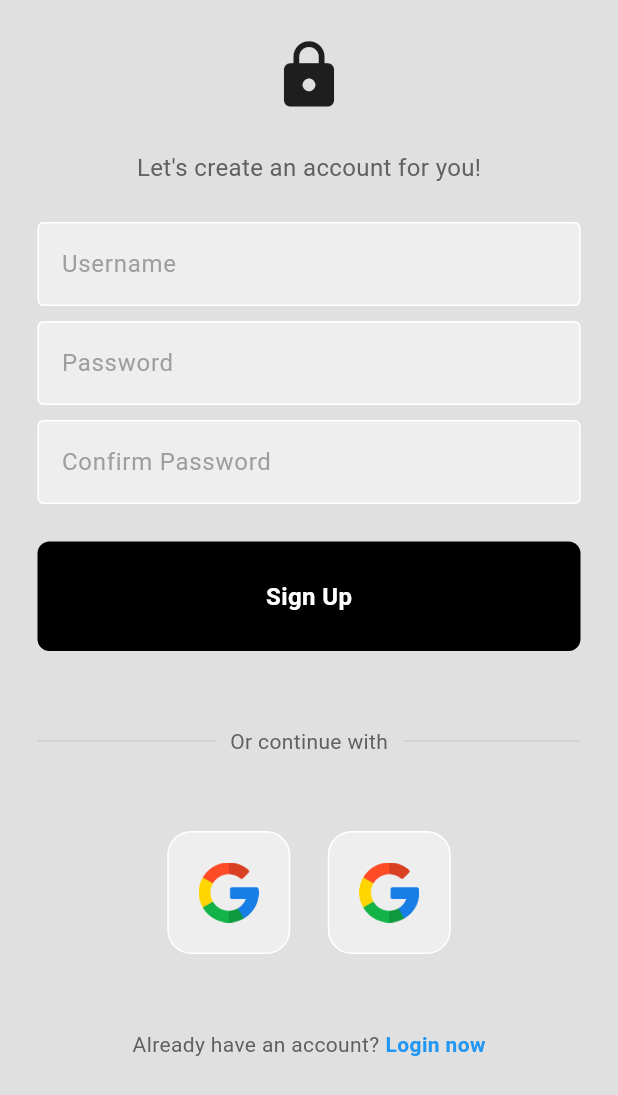
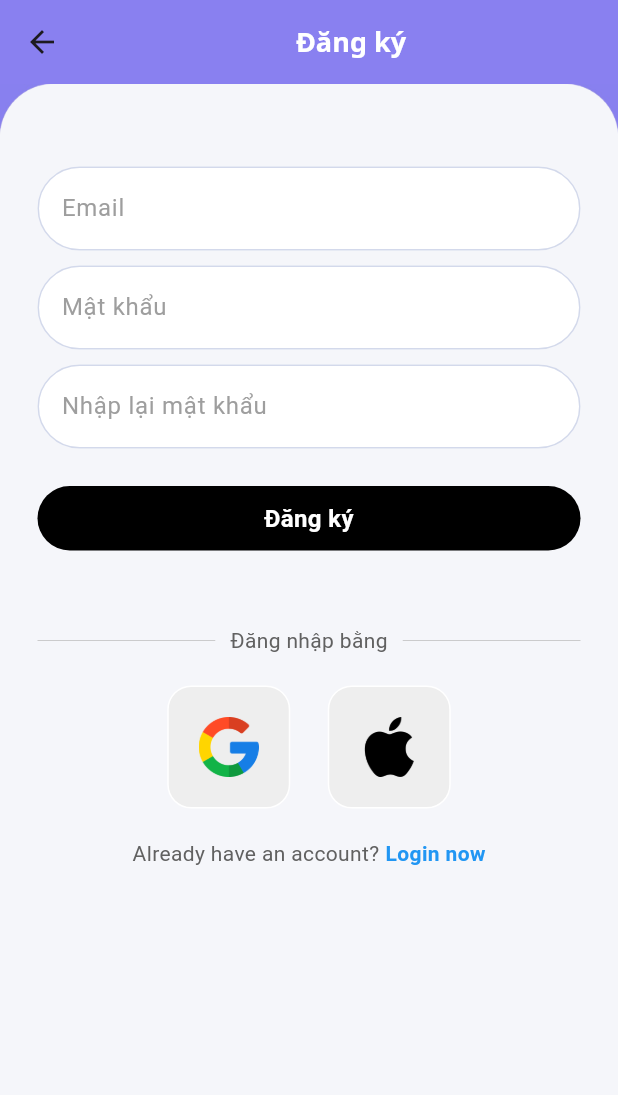
Before and after one commit to LearnJapaneseUET/AndroidFrontend, a Flutter app: the RegisterPage screen opened directly with empty values, on a phone screen of 412 x 824 dp. Shown: the top 1095 px of the screen. Run offline on Flutter 3.47's test engine with Material 3 defaults, Android fonts, the phone set to English and light mode, and no system bars; our stand-ins replace audioplayers, camera, file_picker, firebase_auth, firebase_core, firebase_messaging and 12 more; missing offline and left inert: flutter_sound, mailer; accounts and stored records are empty; network calls fail; Roboto replaces fonts that are missing (Noto Sans).

Commit message:
fix: change ui

```diff
--- a/lib/components/dictionary/nav_bar.dart
+++ b/lib/components/dictionary/nav_bar.dart
@@ -13,7 +13,9 @@ class NavBar extends StatefulWidget {
 class _NavBarState extends State<NavBar> {
   @override
   Widget build(BuildContext context) {
-    return Row(
+    return Padding(
+      padding: const EdgeInsets.symmetric(vertical: 8.0),
+      child: Row(
         children: [
           // Wrap QuickSearchScreen in Expanded to avoid layout issues
           Expanded(
@@ -24,6 +26,7 @@ class _NavBarState extends State<NavBar> {
           const SizedBox(width: 5.0),
           const Icon(Icons.mic, color: Colors.white),
         ],
+      ),
     );
   }
 }
--- a/lib/components/my_button.dart
+++ b/lib/components/my_button.dart
@@ -15,11 +15,11 @@ class MyButton extends StatelessWidget {
     return GestureDetector(
       onTap: onTap,
       child: Container(
-        padding: const EdgeInsets.all(25),
+        padding: const EdgeInsets.all(10),
         margin: const EdgeInsets.symmetric(horizontal: 25),
         decoration: BoxDecoration(
           color: Colors.black,
-          borderRadius: BorderRadius.circular(8),
+          borderRadius: BorderRadius.circular(30.0),
         ),
         child: Center(
           child: Text(
--- a/lib/components/my_textfield.dart
+++ b/lib/components/my_textfield.dart
@@ -20,16 +20,21 @@ class MyTextField extends StatelessWidget {
         controller: controller,
         obscureText: obscureText,
         decoration: InputDecoration(
-            enabledBorder: const OutlineInputBorder(
-              borderSide: BorderSide(color: Colors.white),
-            ),
-            focusedBorder: OutlineInputBorder(
-              borderSide: BorderSide(color: Colors.grey.shade400),
-            ),
-            fillColor: Colors.grey.shade200,
-            filled: true,
-            hintText: hintText,
-            hintStyle: TextStyle(color: Colors.grey[500])),
+          // Border when not focused
+          enabledBorder: const OutlineInputBorder(
+            borderRadius: BorderRadius.all(Radius.circular(30.0)),
+            borderSide: BorderSide(color: Color(0xFFD3D9EB)), // Viền khi không focus
+          ),
+          // Border when focused
+          focusedBorder: const OutlineInputBorder(
+            borderRadius: BorderRadius.all(Radius.circular(30.0)),
+            borderSide: BorderSide(color: Color(0xFFD3D9EB)), // Viền khi focus
+          ),
+          fillColor: Colors.white,
+          filled: true,
+          hintText: hintText,
+          hintStyle: TextStyle(color: Colors.grey[500]),
+        ),
       ),
     );
   }
--- a/lib/pages/login_page.dart
+++ b/lib/pages/login_page.dart
@@ -65,38 +65,56 @@ class _LoginPageState extends State<LoginPage> {
   @override
   Widget build(BuildContext context) {
     return Scaffold(
-      backgroundColor: Colors.grey[300],
+      appBar: AppBar(
+        backgroundColor: const Color(0xFF8980F0),
+        title: const Center(
+          child: Text(
+                "Đăng nhập",
+                style: TextStyle(
+                  fontSize: 18,
+                  fontFamily: 'Noto Sans',
+                  fontWeight: FontWeight.w700,
+                  color: Colors.white,
+                ),
+              ),
+        ),
+      ),
+      backgroundColor:  const Color(0xFFF5F6FA),
       body: SafeArea(
         child: SingleChildScrollView(
+          child: Stack(
+            children: [
+              // Add the container with the image at the top
+              Container(
+                decoration: const BoxDecoration(
+                  image: DecorationImage(
+                    image: AssetImage('assets/images/appbar.png'),
+                    fit: BoxFit.fitWidth,
+                    alignment: Alignment.topCenter,
+                  ),
+                ),
+                height: 200, // Adjust the height of the image container
+              ),
+              // Main content will be placed under the image container
+              Padding(
+                padding: const EdgeInsets.only(top: 30), // Add padding to avoid overlap
                 child: Center(
                   child: Column(
                     mainAxisAlignment: MainAxisAlignment.center,
                     children: [
-                const SizedBox(height: 50),
-
-                // logo
-                const Icon(
-                  Icons.lock,
-                  size: 100,
-                ),
-
-                const SizedBox(height: 50),
-
-                // welcome back, you've been missed!
                       Text(
-                  'Welcome back you\'ve been missed!',
+                        'Chào mừng bạn quay trở lại',
                         style: TextStyle(
                           color: Colors.grey[700],
                           fontSize: 16,
                         ),
                       ),
-
                       const SizedBox(height: 25),
 
                       // username textfield
                       MyTextField(
                         controller: emailController,
-                  hintText: 'Username',
+                        hintText: 'Email',
                         obscureText: false,
                       ),
 
@@ -105,7 +123,7 @@ class _LoginPageState extends State<LoginPage> {
                       // password textfield
                       MyTextField(
                         controller: passwordController,
-                  hintText: 'Password',
+                        hintText: 'Mật khẩu',
                         obscureText: true,
                       ),
 
@@ -118,7 +136,7 @@ class _LoginPageState extends State<LoginPage> {
                           mainAxisAlignment: MainAxisAlignment.end,
                           children: [
                             Text(
-                        'Forgot Password?',
+                              'Quên mật khẩu?',
                               style: TextStyle(color: Colors.grey[600]),
                             ),
                           ],
@@ -129,7 +147,7 @@ class _LoginPageState extends State<LoginPage> {
 
                       // sign in button
                       MyButton(
-                  text: "Sign In",
+                        text: "Đăng nhập",
                         onTap: signUserIn,
                       ),
 
@@ -149,7 +167,7 @@ class _LoginPageState extends State<LoginPage> {
                             Padding(
                               padding: const EdgeInsets.symmetric(horizontal: 10.0),
                               child: Text(
-                          'Or continue with',
+                                'Đăng nhập bằng',
                                 style: TextStyle(color: Colors.grey[700]),
                               ),
                             ),
@@ -163,7 +181,7 @@ class _LoginPageState extends State<LoginPage> {
                         ),
                       ),
 
-                const SizedBox(height: 50),
+                      const SizedBox(height: 20),
 
                       // google + apple sign in buttons
                       Row(
@@ -182,21 +200,21 @@ class _LoginPageState extends State<LoginPage> {
                         ],
                       ),
 
-                const SizedBox(height: 50),
+                      const SizedBox(height: 20),
 
                       // not a member? register now
                       Row(
                         mainAxisAlignment: MainAxisAlignment.center,
                         children: [
                           Text(
-                      'Not a member?',
+                            'Chưa có tài khoản',
                             style: TextStyle(color: Colors.grey[700]),
                           ),
                           const SizedBox(width: 4),
                           GestureDetector(
                             onTap: widget.onTap,
                             child: const Text(
-                        'Register now',
+                              'Đăng ký',
                               style: TextStyle(
                                 color: Colors.blue,
                                 fontWeight: FontWeight.bold,
@@ -204,12 +222,17 @@ class _LoginPageState extends State<LoginPage> {
                             ),
                           ),
                         ],
-                )
+                      ),
+                      const SizedBox(height: 20),
                     ],
                   ),
                 ),
               ),
+            ],
+          ),
+        ),
       ),
     );
+
   }
 }
--- a/lib/pages/register_page.dart
+++ b/lib/pages/register_page.dart
@@ -74,38 +74,49 @@ class _RegisterPageState extends State<RegisterPage> {
   @override
   Widget build(BuildContext context) {
     return Scaffold(
-      backgroundColor: Colors.grey[300],
+      appBar: AppBar(
+        backgroundColor: const Color(0xFF8980F0),
+        title: const Center(
+          child: Text(
+                "Đăng ký",
+                style: TextStyle(
+                  fontSize: 18,
+                  fontFamily: 'Noto Sans',
+                  fontWeight: FontWeight.w700,
+                  color: Colors.white,
+                ),
+              ),
+        ),
+      ),
+      backgroundColor:  const Color(0xFFF5F6FA),
       body: SafeArea(
         child: SingleChildScrollView(
+          child: Stack(
+            children: [
+              // Add the container with the image at the top
+              Container(
+                decoration: const BoxDecoration(
+                  image: DecorationImage(
+                    image: AssetImage('assets/images/appbar.png'),
+                    fit: BoxFit.fitWidth,
+                    alignment: Alignment.topCenter,
+                  ),
+                ),
+                height: 200, // Adjust the height of the image container
+              ),
+              // Main content will be placed under the image container
+              Padding(
+                padding: const EdgeInsets.only(top: 30), // Add padding to avoid overlap
                 child: Center(
                   child: Column(
                     mainAxisAlignment: MainAxisAlignment.center,
                     children: [
                       const SizedBox(height: 25),
 
-                // logo
-                const Icon(
-                  Icons.lock,
-                  size: 50,
-                ),
-
-                const SizedBox(height: 25),
-
-                // let's create an account for you
-                Text(
-                  'Let\'s create an account for you!',
-                  style: TextStyle(
-                    color: Colors.grey[700],
-                    fontSize: 16,
-                  ),
-                ),
-
-                const SizedBox(height: 25),
-
                       // username textfield
                       MyTextField(
                         controller: emailController,
-                  hintText: 'Username',
+                        hintText: 'Email',
                         obscureText: false,
                       ),
 
@@ -114,7 +125,7 @@ class _RegisterPageState extends State<RegisterPage> {
                       // password textfield
                       MyTextField(
                         controller: passwordController,
-                  hintText: 'Password',
+                        hintText: 'Mật khẩu',
                         obscureText: true,
                       ),
 
@@ -123,7 +134,7 @@ class _RegisterPageState extends State<RegisterPage> {
                       // confirm password textfield
                       MyTextField(
                         controller: confirmPasswordController,
-                  hintText: 'Confirm Password',
+                        hintText: 'Nhập lại mật khẩu',
                         obscureText: true,
                       ),
 
@@ -131,7 +142,7 @@ class _RegisterPageState extends State<RegisterPage> {
 
                       // sign in button
                       MyButton(
-                  text: 'Sign Up',
+                        text: 'Đăng ký',
                         onTap: signUserUp,
                       ),
 
@@ -151,7 +162,7 @@ class _RegisterPageState extends State<RegisterPage> {
                             Padding(
                               padding: const EdgeInsets.symmetric(horizontal: 10.0),
                               child: Text(
-                          'Or continue with',
+                                'Đăng nhập bằng',
                                 style: TextStyle(color: Colors.grey[700]),
                               ),
                             ),
@@ -165,7 +176,7 @@ class _RegisterPageState extends State<RegisterPage> {
                         ),
                       ),
 
-                const SizedBox(height: 50),
+                      const SizedBox(height: 20),
 
                       // google + apple sign in buttons
                       Row(
@@ -180,11 +191,11 @@ class _RegisterPageState extends State<RegisterPage> {
 
                           // apple button
                           SquareTile(
-                        onTap: () {}, imagePath: 'assets/images/google.png')
+                              onTap: () {}, imagePath: 'assets/images/apple.png')
                         ],
                       ),
 
-                const SizedBox(height: 50),
+                      const SizedBox(height: 20),
 
                       // not a member? register now
                       Row(
@@ -206,12 +217,16 @@ class _RegisterPageState extends State<RegisterPage> {
                             ),
                           ),
                         ],
-                )
+                      ),
+                      const SizedBox(height: 20),
                     ],
                   ),
                 ),
               ),
+            ]
           ),
+        )
+      )
     );
   }
 }
```
Also changed, not shown: lib/pages/dictionary_page.dart (+15 -7 lines), assets/images/search_suggestion.png (added). Lines whose indentation alone changed are shown as unchanged.
